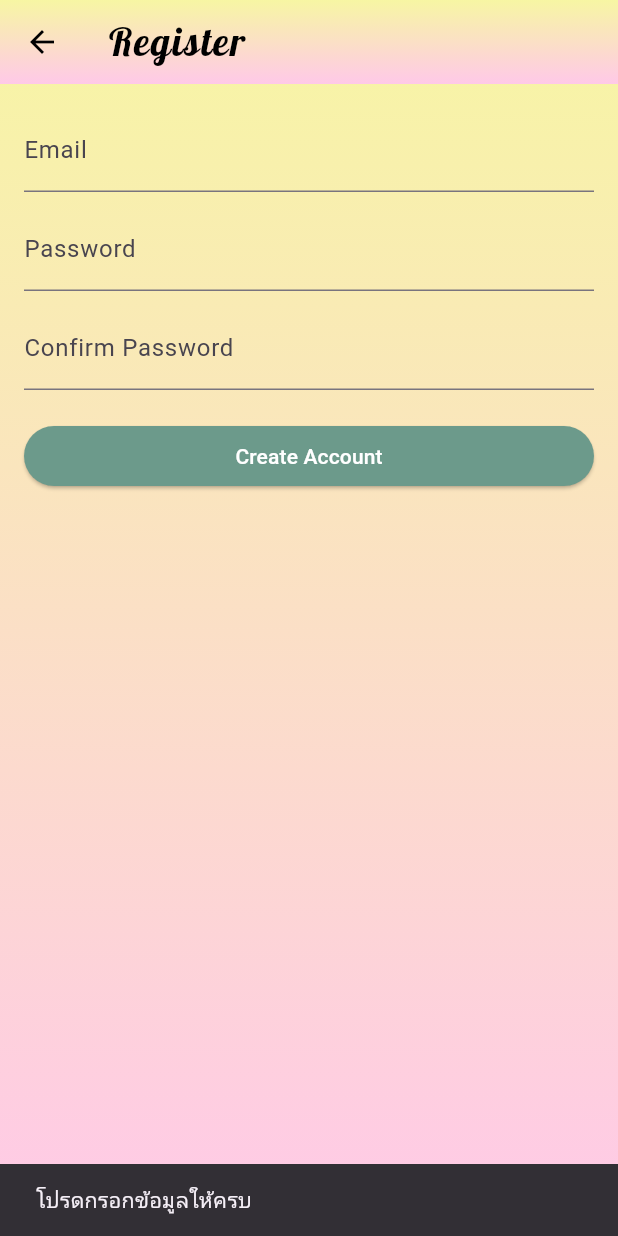
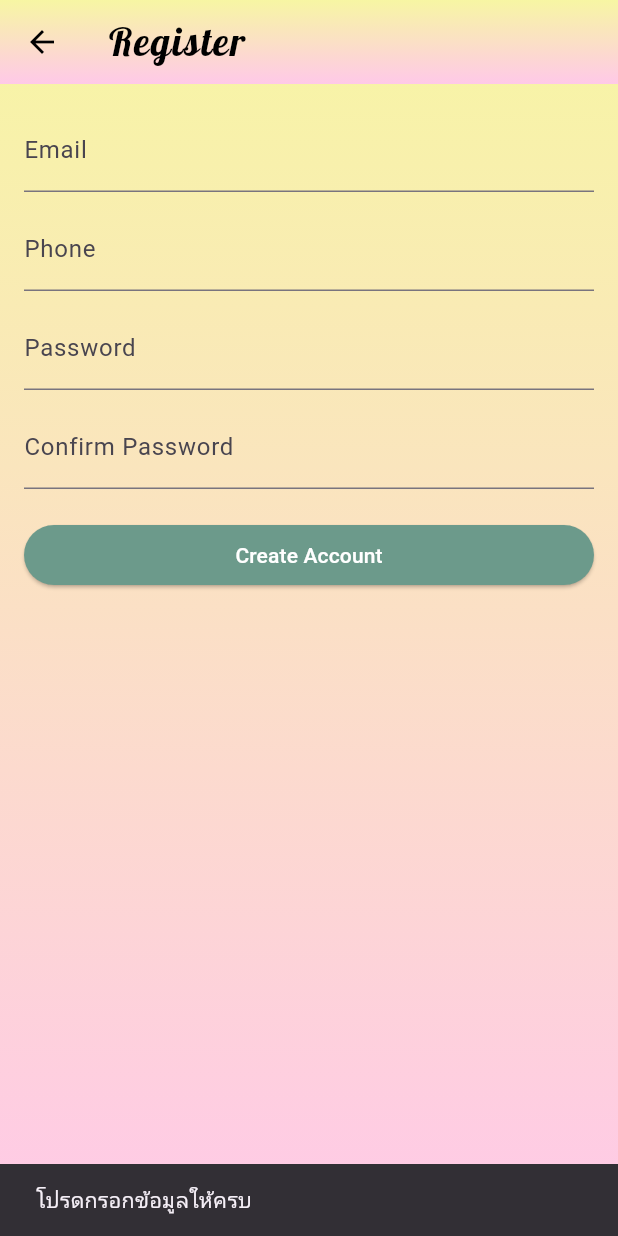
Before and after one commit to NIIIIIINO/Smart_Cat_Water_Bowl, a Flutter app: the RegisterPage screen opened by its route, after a tap on "Create Account", on a phone screen of 412 x 824 dp. Run offline on Flutter 3.47's test engine with Material 3 defaults, Android fonts, the phone set to English and light mode, and no system bars; our stand-ins replace cloud_firestore, firebase_auth, firebase_core, firebase_storage, image_picker; accounts and stored records are empty; project files that could hold a hidden picture were left out.

Commit message:
Update register_page.dart

```diff
--- a/smart_cat_water_bowl/lib/pages/register_page.dart
+++ b/smart_cat_water_bowl/lib/pages/register_page.dart
@@ -11,6 +11,7 @@ class RegisterPage extends StatefulWidget {
 
 class _RegisterPageState extends State<RegisterPage> {
   final TextEditingController _emailC = TextEditingController();
+  final TextEditingController _phoneC = TextEditingController();
   final TextEditingController _passwordC = TextEditingController();
   final TextEditingController _confirmC = TextEditingController();
   bool _isLoading = false;
@@ -18,6 +19,7 @@ class _RegisterPageState extends State<RegisterPage> {
   @override
   void dispose() {
     _emailC.dispose();
+    _phoneC.dispose();
     _passwordC.dispose();
     _confirmC.dispose();
     super.dispose();
@@ -25,10 +27,11 @@ class _RegisterPageState extends State<RegisterPage> {
 
   Future<void> _createAccount() async {
     final email = _emailC.text.trim();
+    final phone = _phoneC.text.trim();
     final password = _passwordC.text;
     final confirm = _confirmC.text;
 
-    if (email.isEmpty || password.isEmpty || confirm.isEmpty) {
+    if (email.isEmpty || phone.isEmpty || password.isEmpty || confirm.isEmpty) {
       ScaffoldMessenger.of(
         context,
       ).showSnackBar(const SnackBar(content: Text('โปรดกรอกข้อมูลให้ครบ')));
@@ -51,6 +54,7 @@ class _RegisterPageState extends State<RegisterPage> {
       if (uid != null) {
         await FirebaseFirestore.instance.collection('users').doc(uid).set({
           'email': email,
+          'phone': phone,
           'createdAt': FieldValue.serverTimestamp(),
         });
       }
@@ -101,6 +105,12 @@ class _RegisterPageState extends State<RegisterPage> {
             ),
             const SizedBox(height: 10),
             TextField(
+              controller: _phoneC,
+              decoration: const InputDecoration(labelText: 'Phone'),
+              keyboardType: TextInputType.phone,
+            ),
+            const SizedBox(height: 10),
+            TextField(
               controller: _passwordC,
               decoration: const InputDecoration(labelText: 'Password'),
               obscureText: true,
```
